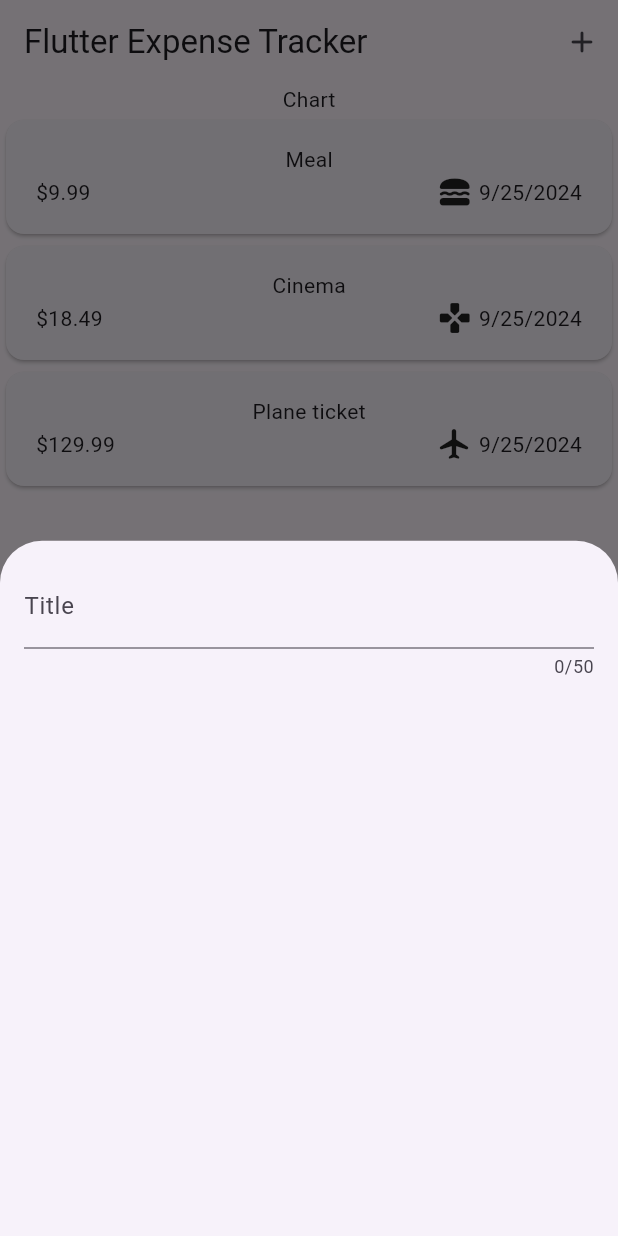
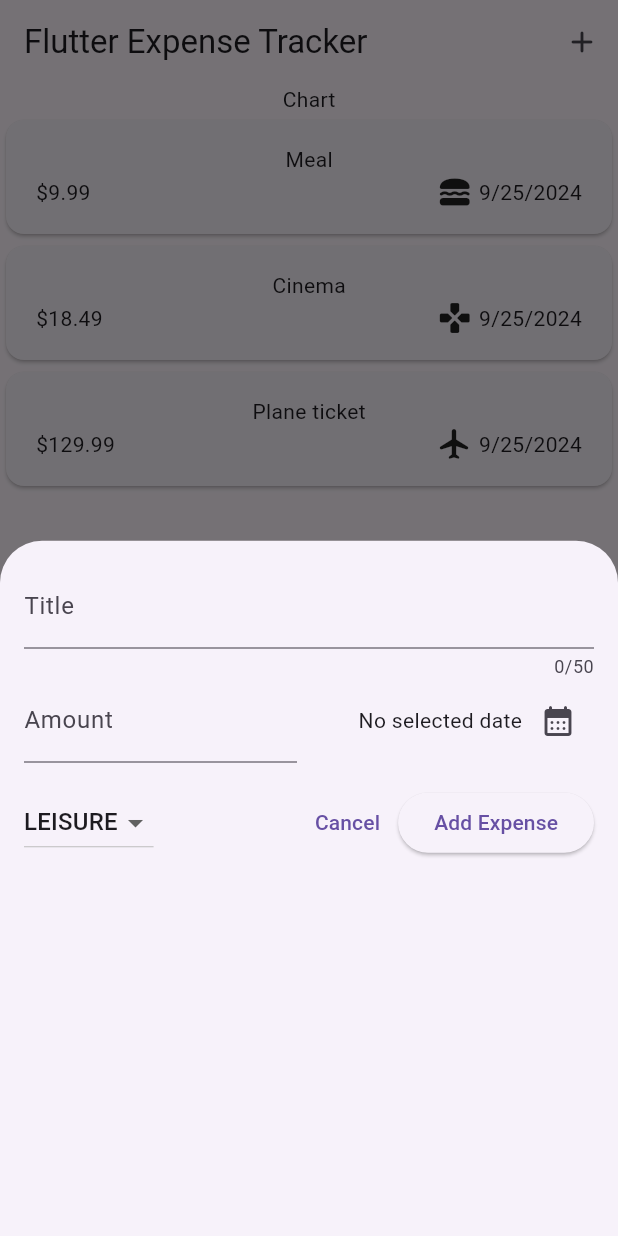
Before and after one commit to yatoenough/expense-tracker-app, a Flutter app: the screen it shows after launch, after a tap on the "add" icon, on a phone screen of 412 x 824 dp. Run offline on Flutter 3.47's test engine with Material 3 defaults, Android fonts, the phone set to English and light mode, and no system bars.

Commit message:
implemented add expense form inputs

```diff
--- a/lib/widgets/expenses/new_expense.dart
+++ b/lib/widgets/expenses/new_expense.dart
@@ -1,4 +1,6 @@
+import 'package:expense_tracker/models/category.dart';
 import 'package:flutter/material.dart';
+import 'package:intl/intl.dart';
 
 class NewExpense extends StatefulWidget {
   const NewExpense({super.key});
@@ -8,16 +10,112 @@ class NewExpense extends StatefulWidget {
 }
 
 class _NewExpenseState extends State<NewExpense> {
+  final _titleController = TextEditingController();
+  final _amountController = TextEditingController();
+  DateTime? _selectedDate;
+  Category _selectedCategory = Category.leisure;
+
+  void _showDatePicker() async {
+    final now = DateTime.now();
+    final firstDate = DateTime(
+      now.year - 1,
+      now.month,
+      now.day,
+    );
+
+    final pickedDate = await showDatePicker(
+      context: context,
+      initialDate: now,
+      firstDate: firstDate,
+      lastDate: now,
+    );
+
+    setState(() {
+      _selectedDate = pickedDate;
+    });
+  }
+
+  @override
+  void dispose() {
+    _titleController.dispose();
+    _amountController.dispose();
+    super.dispose();
+  }
+
   @override
   Widget build(BuildContext context) {
-    return const Padding(
-      padding: EdgeInsets.all(16),
+    return Padding(
+      padding: const EdgeInsets.all(16),
       child: Column(
         children: [
           TextField(
+            controller: _titleController,
             maxLength: 50,
-            decoration: InputDecoration(label: Text("Title")),
+            decoration: const InputDecoration(
+              label: Text("Title"),
+            ),
           ),
+          Row(
+            children: [
+              Expanded(
+                child: TextField(
+                  controller: _amountController,
+                  keyboardType: TextInputType.number,
+                  decoration: const InputDecoration(
+                    label: Text("Amount"),
+                    prefixText: "\$ ",
+                  ),
+                ),
+              ),
+              const SizedBox(
+                width: 16,
+              ),
+              Expanded(
+                child: Row(
+                  mainAxisAlignment: MainAxisAlignment.end,
+                  children: [
+                    Text(
+                      _selectedDate != null
+                          ? DateFormat.yMd().format(_selectedDate!)
+                          : "No selected date",
+                    ),
+                    IconButton(
+                      onPressed: _showDatePicker,
+                      icon: const Icon(Icons.calendar_month_rounded),
+                    )
+                  ],
+                ),
+              )
+            ],
+          ),
+          const SizedBox(height: 16),
+          Row(
+            children: [
+              DropdownButton(
+                value: _selectedCategory,
+                items: Category.values
+                    .map(
+                      (category) => DropdownMenuItem(
+                        value: category,
+                        child: Text(category.name.toUpperCase()),
+                      ),
+                    )
+                    .toList(),
+                onChanged: (value) => setState(() {
+                  if (value != null) _selectedCategory = value;
+                }),
+              ),
+              const Spacer(),
+              TextButton(
+                onPressed: () => Navigator.pop(context),
+                child: const Text("Cancel"),
+              ),
+              ElevatedButton(
+                onPressed: () {},
+                child: const Text("Add Expense"),
+              ),
+            ],
+          )
         ],
       ),
     );
```
